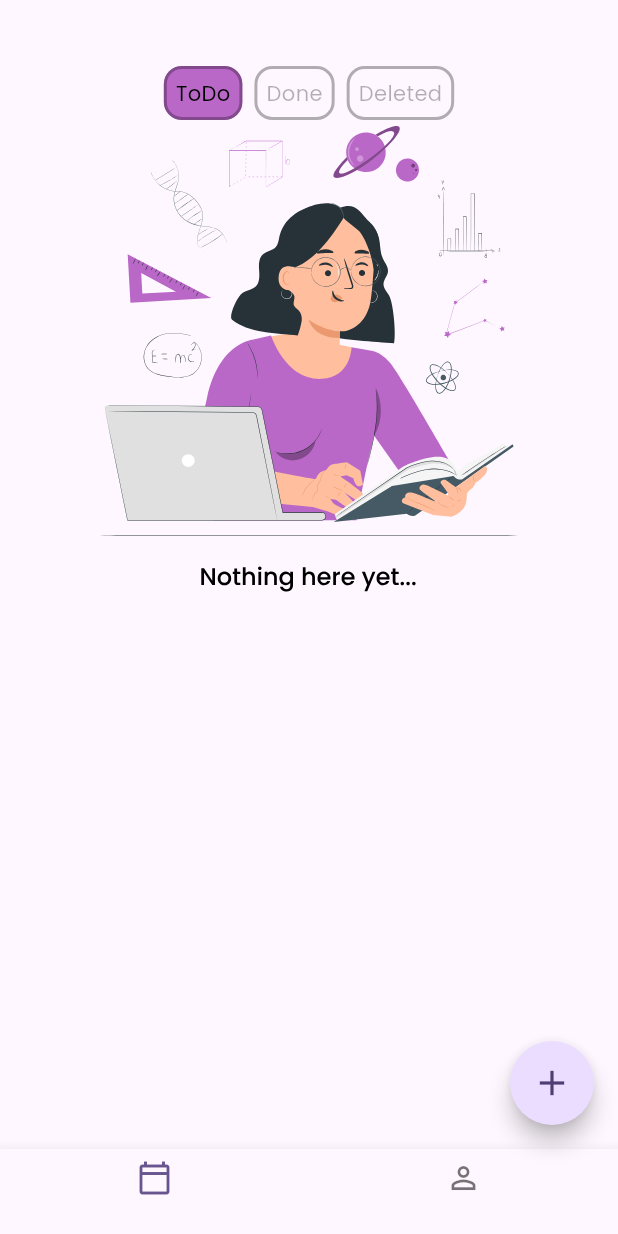
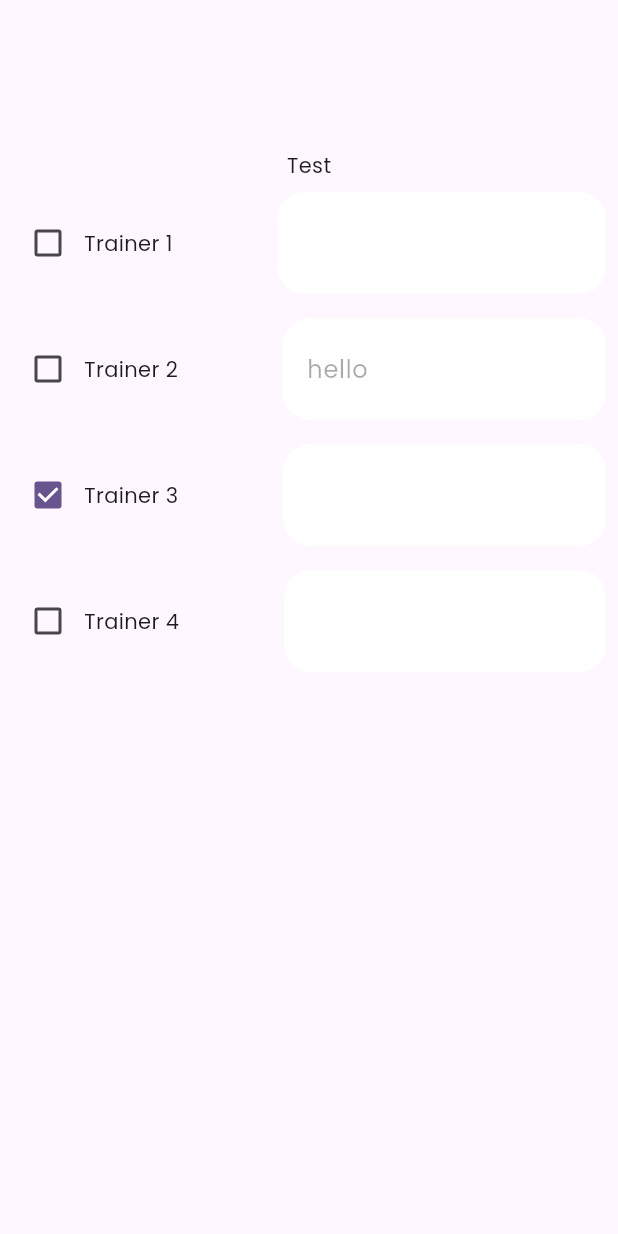
Before and after one commit to MohamedElfalaky/Subul_G1_ToDo, a Flutter app: the screen it shows after launch, on a phone screen of 412 x 824 dp. Run offline on Flutter 3.47's test engine with Material 3 defaults, Android fonts, the phone set to English and light mode, and no system bars; our stand-ins replace bloc, cloud_firestore, firebase_auth, firebase_core, firebase_storage, flutter_bloc and 5 more; accounts and stored records are empty.

Commit message:
cubit test

```diff
--- /dev/null
+++ b/lib/core/services/firebase_auth.dart
@@ -0,0 +1,11 @@
+import 'package:firebase_auth/firebase_auth.dart';
+
+class FirebaseAuthService {
+  Future<UserCredential> getUserCredintial(
+      {required String mail, required String password}) async {
+    UserCredential userCredential = await FirebaseAuth.instance
+        .createUserWithEmailAndPassword(email: mail, password: password);
+
+    return userCredential;
+  }
+}
--- a/lib/main.dart
+++ b/lib/main.dart
@@ -5,6 +5,7 @@ import 'package:subul_g1_todo_app/data/data_sources/hive_database.dart';
 import 'package:subul_g1_todo_app/firebase_options.dart';
 import 'package:subul_g1_todo_app/presentation/home/home_screen.dart';
 import 'package:subul_g1_todo_app/presentation/registration/registration_screen.dart';
+import 'package:subul_g1_todo_app/presentation/test_cubit/test_view.dart';
 import 'package:subul_g1_todo_app/resources/colors_palette.dart';
 
 void main() async {
@@ -50,7 +51,7 @@ class MyApp extends StatelessWidget {
         colorScheme: ColorScheme.fromSeed(seedColor: Colors.deepPurple),
         useMaterial3: true,
       ),
-      home: const HomeScreen(),
+      home: const TestCubitScreen(),
     );
   }
 }
--- a/lib/presentation/registration/cubit/registration_cubit.dart
+++ b/lib/presentation/registration/cubit/registration_cubit.dart
@@ -12,6 +12,7 @@ import 'package:image_picker/image_picker.dart';
 import 'package:meta/meta.dart';
 import 'package:subul_g1_todo_app/core/globals.dart';
 import 'package:subul_g1_todo_app/core/my_application.dart';
+import 'package:subul_g1_todo_app/core/services/firebase_auth.dart';
 import 'package:subul_g1_todo_app/main.dart';
 import 'package:subul_g1_todo_app/presentation/home/home_screen.dart';
 
@@ -41,9 +42,13 @@ class RegistrationCubit extends Cubit<RegistrationState> {
     MyApplication.showLoadingDialog(Globals.navigatorKey.currentState!.context);
 
     try {
-      UserCredential userCredential = await FirebaseAuth.instance
-          .createUserWithEmailAndPassword(
-              email: mailController.text, password: passwordController.text);
+      UserCredential userCredential = await FirebaseAuthService()
+          .getUserCredintial(
+              mail: mailController.text, password: passwordController.text);
+
+      // await FirebaseAuth.instance
+      //     .createUserWithEmailAndPassword(
+      //         email: mailController.text, password: passwordController.text);
 
       // Upload Profile Image if available
       String? imageUrl;
--- /dev/null
+++ b/lib/presentation/test_cubit/cubit/test_cubit.dart
@@ -0,0 +1,25 @@
+import 'package:bloc/bloc.dart';
+import 'package:meta/meta.dart';
+import 'package:subul_g1_todo_app/presentation/test_cubit/trainer_model.dart';
+
+part 'test_state.dart';
+
+class TestCubit extends Cubit<TestState> {
+  TestCubit() : super(TestInitial());
+
+  List<TrainerModel> trainersList = [
+    TrainerModel(name: 'Trainer 1'),
+    TrainerModel(name: 'Trainer 2', userInput: 'hello'),
+    TrainerModel(name: 'Trainer 3', isSelected: true),
+    TrainerModel(name: 'Trainer 4'),
+  ];
+
+  selectTrainer(TrainerModel trainerModel, bool newVal) {
+    trainerModel.isSelected = newVal;
+    emit(TrainerSelectionChanged());
+  }
+
+  changeTrainerText(TrainerModel trainerModel, String newVal) {
+    trainerModel.userInput = newVal;
+  }
+}
--- /dev/null
+++ b/lib/presentation/test_cubit/cubit/test_state.dart
@@ -0,0 +1,8 @@
+part of 'test_cubit.dart';
+
+@immutable
+sealed class TestState {}
+
+final class TestInitial extends TestState {}
+
+final class TrainerSelectionChanged extends TestState {}
--- /dev/null
+++ b/lib/presentation/test_cubit/test_view.dart
@@ -0,0 +1,76 @@
+import 'package:flutter/material.dart';
+import 'package:flutter_bloc/flutter_bloc.dart';
+import 'package:subul_g1_todo_app/presentation/test_cubit/cubit/test_cubit.dart';
+import 'package:subul_g1_todo_app/presentation/test_cubit/trainer_model.dart';
+
+class TestCubitScreen extends StatelessWidget {
+  const TestCubitScreen({super.key});
+
+  @override
+  Widget build(BuildContext context) {
+    return BlocProvider(
+      create: (context) => TestCubit(),
+      child: TestCubitView(),
+    );
+  }
+}
+
+class TestCubitView extends StatelessWidget {
+  const TestCubitView({super.key});
+
+  @override
+  Widget build(BuildContext context) {
+    return Scaffold(
+      body: SingleChildScrollView(
+        child: BlocBuilder<TestCubit, TestState>(
+          builder: (context, state) {
+            return Column(
+              crossAxisAlignment: CrossAxisAlignment.stretch,
+              children: [
+                SizedBox(
+                  height: 100,
+                ),
+                Center(child: Text('Test')),
+                for (int i = 0;
+                    i < context.read<TestCubit>().trainersList.length;
+                    i++)
+                  _trainerCard(
+                      context.read<TestCubit>().trainersList[i], context)
+              ],
+            );
+          },
+        ),
+      ),
+    );
+  }
+
+  Widget _trainerCard(TrainerModel trainerModel, BuildContext context) {
+    TextEditingController textEditingController =
+        TextEditingController(text: trainerModel.userInput);
+
+    return Padding(
+      padding: const EdgeInsets.all(8.0),
+      child: Row(
+        children: [
+          Checkbox(
+              value: trainerModel.isSelected,
+              onChanged: (val) {
+                context.read<TestCubit>().selectTrainer(trainerModel, val!);
+              }),
+          Text(trainerModel.name),
+          SizedBox(
+            width: 70,
+          ),
+          Expanded(
+              child: TextField(
+            controller: textEditingController,
+            enabled: trainerModel.isSelected,
+            onChanged: (value) {
+              context.read<TestCubit>().changeTrainerText(trainerModel, value);
+            },
+          ))
+        ],
+      ),
+    );
+  }
+}
--- /dev/null
+++ b/lib/presentation/test_cubit/trainer_model.dart
@@ -0,0 +1,8 @@
+class TrainerModel {
+  final String name;
+  bool isSelected;
+  String userInput;
+
+  TrainerModel(
+      {required this.name, this.isSelected = false, this.userInput = ''});
+}
```
Also changed, not shown: lib/core/services.dart (added), lib/core/services/firebase_storage.dart (added), lib/core/services/firestore_service.dart (added).
